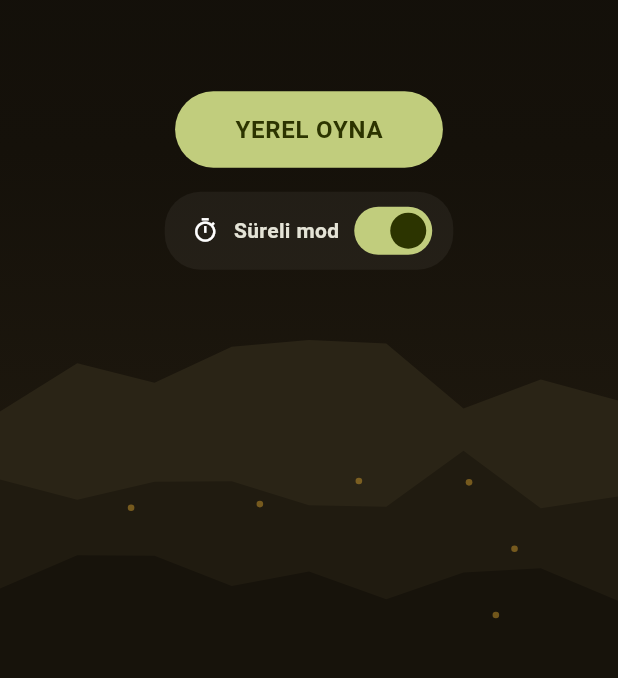
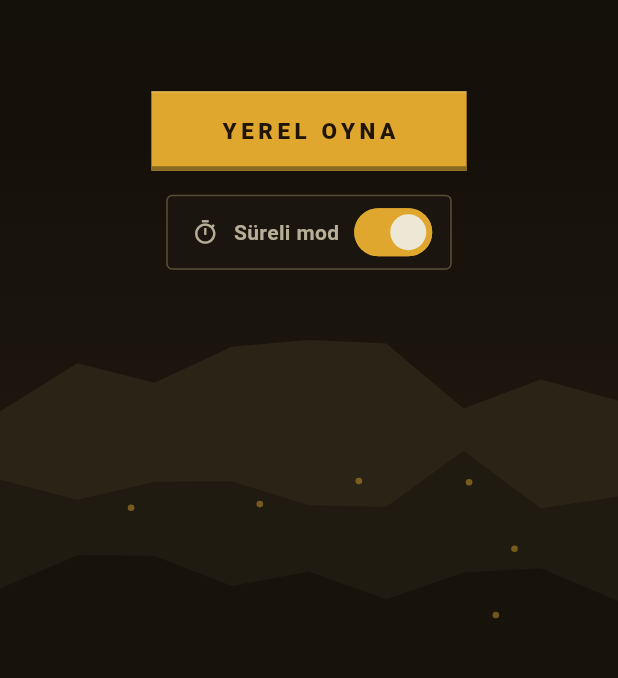
Before and after one commit to Cptcabbar/Hatti_Mudafaa, a Flutter app: the screen it shows after launch, on a phone screen of 412 x 824 dp, the part 530-1208 px from its top. Run offline on Flutter 3.47's test engine with Material 3 defaults, Android fonts, the phone set to English and light mode, and no system bars; our stand-ins replace shared_preferences; missing offline and left inert: flame.

Commit message:
Faz 1 görsel ⑦a: tema paleti + ana menü kontrolleri
Ana menü sert geçişinin ilk adımı — placeholder "asker yeşili" seedColor
gitti, yerine docs/theme-bible.md renklerinden açık ColorScheme geldi.

- lib/ui/app_theme.dart (yeni): AppPalette sabitleri (baz #0E0C08, tek
  vurgu amber #E0A72E, krem başlık, haki metin, P1/P2 renkleri) +
  buildAppTheme() — amber primary, koyu yüzeyler, amber switch teması.
  Faz 5 tema motoru bunları config'ten okuyacak.
- main.dart: fromSeed(yeşil) → buildAppTheme(). Fıstık yeşili buton/switch
  her yerden gitti (oyun içi mod çipleri de artık amber seçili).
- home_screen: "YEREL OYNA" → köşeli amber "saha tabelası" (üst ışık +
  kalın amber-dim alt kenar, basılı his); "Süreli mod" → çizgili koyu
  kutu + amber switch; sabit renkler AppPalette'e taşındı.

dart analyze temiz · flutter test 30/30 · build web OK.
Sıradaki ⑦b: ThemeBackdrop zenginleştirme (sırt silüetleri, çamurlu
zemin, ufuk parıltısı, sektör-haritası tahta).

Co-Authored-By: Claude Sonnet 5 <noreply@anthropic.com>

```diff
--- a/lib/main.dart
+++ b/lib/main.dart
@@ -4,6 +4,7 @@ import 'package:flutter/material.dart';
 import 'package:flutter/services.dart';
 
 import 'settings.dart';
+import 'ui/app_theme.dart';
 import 'ui/home_screen.dart';
 import 'ui/loading_view.dart';
 
@@ -22,13 +23,7 @@ class HattiMudafaaApp extends StatelessWidget {
     return MaterialApp(
       title: 'Hattı Müdafaa',
       debugShowCheckedModeBanner: false,
-      theme: ThemeData(
-        useMaterial3: true,
-        colorScheme: ColorScheme.fromSeed(
-          seedColor: const Color(0xFF4B5320), // asker yeşili — geçici
-          brightness: Brightness.dark,
-        ),
-      ),
+      theme: buildAppTheme(),
       home: const _Bootstrap(),
     );
   }
--- /dev/null
+++ b/lib/ui/app_theme.dart
@@ -0,0 +1,83 @@
+import 'package:flutter/material.dart';
+
+/// "Cephe" teması — `docs/theme-bible.md` §3. Faz 5'teki tema motoru bu
+/// değerleri config'ten okuyacak; şimdilik sabit. Tek vurgu rengi **amber**
+/// (tehlike / mayın / seçili durum); gerisi soluk haki-toprak.
+abstract final class AppPalette {
+  /// En koyu zemin (scaffold, degradenin dibi).
+  static const base = Color(0xFF0E0C08);
+
+  /// Panel / kart yüzeyi.
+  static const surface = Color(0xFF1A160F);
+
+  /// Yükseltilmiş yüzey (seçilmemiş çip, alan girişi).
+  static const surfaceHi = Color(0xFF241E14);
+
+  /// İnce ayraç / kenar çizgisi.
+  static const line = Color(0xFF574F35);
+
+  /// Tek vurgu — tehlike, mayın, seçili düğme, birincil eylem.
+  static const amber = Color(0xFFE0A72E);
+
+  /// Amber'in sönük tonu (ikincil vurgular, çizgiler).
+  static const amberDim = Color(0xFF8A6A22);
+
+  /// Gövde metni.
+  static const text = Color(0xFFB7AE97);
+
+  /// Başlık / yüksek kontrast metin.
+  static const title = Color(0xFFEDE7D6);
+
+  /// Oyuncu 1 (Mavi).
+  static const p1 = Color(0xFF3E6E9E);
+
+  /// Oyuncu 2 (Kırmızı).
+  static const p2 = Color(0xFFA2433B);
+}
+
+/// Uygulama geneli koyu tema. `main.dart` bunu `MaterialApp.theme`'e verir.
+ThemeData buildAppTheme() {
+  final scheme = ColorScheme.fromSeed(
+    seedColor: AppPalette.amber,
+    brightness: Brightness.dark,
+  ).copyWith(
+    primary: AppPalette.amber,
+    onPrimary: const Color(0xFF201404),
+    secondary: AppPalette.p1,
+    onSecondary: AppPalette.title,
+    surface: AppPalette.base,
+    onSurface: AppPalette.text,
+    surfaceContainerHighest: AppPalette.surfaceHi,
+    onSurfaceVariant: AppPalette.text,
+    outline: AppPalette.line,
+  );
+
+  return ThemeData(
+    useMaterial3: true,
+    colorScheme: scheme,
+    scaffoldBackgroundColor: AppPalette.base,
+    splashColor: AppPalette.amber.withValues(alpha: 0.12),
+    highlightColor: AppPalette.amber.withValues(alpha: 0.08),
+    textSelectionTheme: const TextSelectionThemeData(
+      cursorColor: AppPalette.amber,
+      selectionHandleColor: AppPalette.amber,
+    ),
+    switchTheme: SwitchThemeData(
+      thumbColor: WidgetStateProperty.resolveWith(
+        (s) => s.contains(WidgetState.selected)
+            ? AppPalette.title
+            : AppPalette.text,
+      ),
+      trackColor: WidgetStateProperty.resolveWith(
+        (s) => s.contains(WidgetState.selected)
+            ? AppPalette.amber
+            : AppPalette.surfaceHi,
+      ),
+      trackOutlineColor: WidgetStateProperty.resolveWith(
+        (s) => s.contains(WidgetState.selected)
+            ? AppPalette.amber
+            : AppPalette.line,
+      ),
+    ),
+  );
+}
--- a/lib/ui/home_screen.dart
+++ b/lib/ui/home_screen.dart
@@ -1,6 +1,7 @@
 import 'package:flutter/material.dart';
 
 import '../settings.dart';
+import 'app_theme.dart';
 import 'game_screen.dart';
 import 'theme_backdrop.dart';
 
@@ -45,21 +46,7 @@ class HomeScreen extends StatelessWidget {
                       const Spacer(flex: 3),
                       const _TitleBlock(),
                       const SizedBox(height: 56),
-                      FilledButton(
-                        onPressed: () => _startLocalGame(context),
-                        style: FilledButton.styleFrom(
-                          padding: const EdgeInsets.symmetric(
-                            horizontal: 40,
-                            vertical: 16,
-                          ),
-                          textStyle: const TextStyle(
-                            fontSize: 16,
-                            fontWeight: FontWeight.w700,
-                            letterSpacing: 0.5,
-                          ),
-                        ),
-                        child: const Text('YEREL OYNA'),
-                      ),
+                      _PlayButton(onPressed: () => _startLocalGame(context)),
                       const SizedBox(height: 16),
                       const _TimedToggle(),
                       const Spacer(flex: 4),
@@ -76,11 +63,46 @@ class HomeScreen extends StatelessWidget {
                 tooltip: 'Ayarlar',
                 onPressed: () => _openSettings(context),
                 icon: const Icon(Icons.settings_outlined),
-                color: const Color(0xFFB7AE97),
+                color: AppPalette.text,
               ),
             ),
           ),
         ],
+      ),
+    );
+  }
+}
+
+/// Ana eylem — "saha tabelası": köşeli, amber, alt kenarı kalın (basılı his).
+class _PlayButton extends StatelessWidget {
+  const _PlayButton({required this.onPressed});
+
+  final VoidCallback onPressed;
+
+  @override
+  Widget build(BuildContext context) {
+    return Material(
+      color: AppPalette.amber,
+      child: InkWell(
+        onTap: onPressed,
+        child: Container(
+          decoration: const BoxDecoration(
+            border: Border(
+              top: BorderSide(color: Color(0x33FFFFFF)),
+              bottom: BorderSide(color: AppPalette.amberDim, width: 3),
+            ),
+          ),
+          padding: const EdgeInsets.fromLTRB(46, 15, 46, 13),
+          child: const Text(
+            'YEREL OYNA',
+            style: TextStyle(
+              color: Color(0xFF201404),
+              fontSize: 15,
+              fontWeight: FontWeight.w800,
+              letterSpacing: 3,
+            ),
+          ),
+        ),
       ),
     );
   }
@@ -96,7 +118,7 @@ class _TitleBlock extends StatelessWidget {
       height: 1.05,
       fontWeight: FontWeight.w800,
       letterSpacing: 10,
-      color: Color(0xFFEDE7D6),
+      color: AppPalette.title,
     );
     return Column(
       children: [
@@ -164,21 +186,32 @@ class _TimedToggle extends StatelessWidget {
     return ValueListenableBuilder<bool>(
       valueListenable: timed,
       builder: (context, value, _) => Material(
-        color: Colors.white.withValues(alpha: 0.05),
-        borderRadius: BorderRadius.circular(24),
+        color: AppPalette.surface,
+        borderRadius: BorderRadius.circular(4),
         child: InkWell(
-          borderRadius: BorderRadius.circular(24),
+          borderRadius: BorderRadius.circular(4),
           onTap: () => timed.value = !value,
-          child: Padding(
-            padding: const EdgeInsets.fromLTRB(18, 6, 10, 6),
+          child: Container(
+            decoration: BoxDecoration(
+              borderRadius: BorderRadius.circular(4),
+              border: Border.all(color: AppPalette.line),
+            ),
+            padding: const EdgeInsets.fromLTRB(16, 4, 8, 4),
             child: Row(
               mainAxisSize: MainAxisSize.min,
               children: [
-                const Icon(Icons.timer_outlined, size: 18),
+                const Icon(
+                  Icons.timer_outlined,
+                  size: 18,
+                  color: AppPalette.text,
+                ),
                 const SizedBox(width: 10),
                 const Text(
                   'Süreli mod',
-                  style: TextStyle(fontWeight: FontWeight.w600),
+                  style: TextStyle(
+                    fontWeight: FontWeight.w600,
+                    color: AppPalette.text,
+                  ),
                 ),
                 const SizedBox(width: 6),
                 Switch(
@@ -217,7 +250,7 @@ class _SettingsSheet extends StatelessWidget {
                   fontSize: 12,
                   fontWeight: FontWeight.w700,
                   letterSpacing: 4,
-                  color: Color(0xFFB7AE97),
+                  color: AppPalette.text,
                 ),
               ),
             ),
@@ -266,7 +299,7 @@ class _SettingRow extends StatelessWidget {
       builder: (context, value, _) => SwitchListTile(
         value: value,
         onChanged: (v) => notifier.value = v,
-        secondary: Icon(icon, color: const Color(0xFFB7AE97)),
+        secondary: Icon(icon, color: AppPalette.text),
         title: Text(
           label,
           style: const TextStyle(fontWeight: FontWeight.w600),
```
